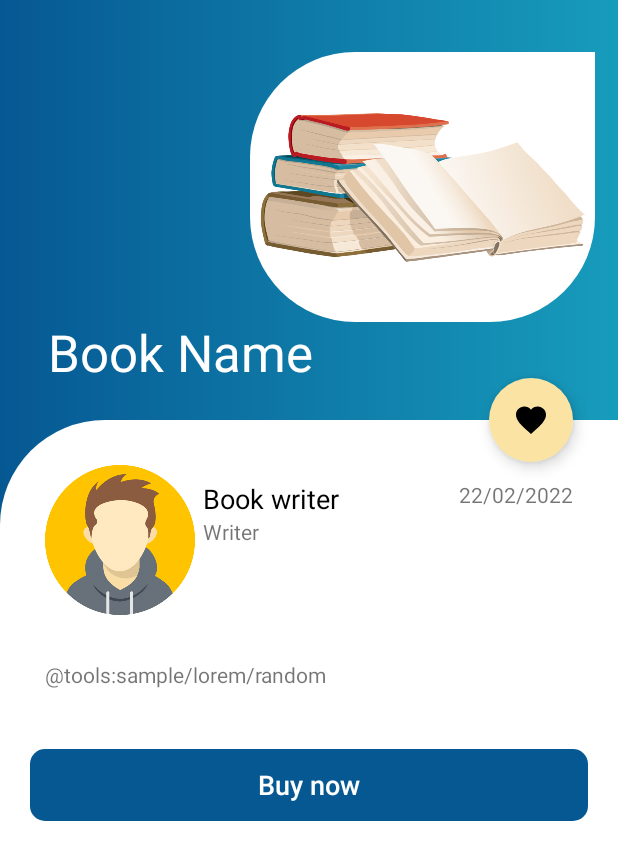
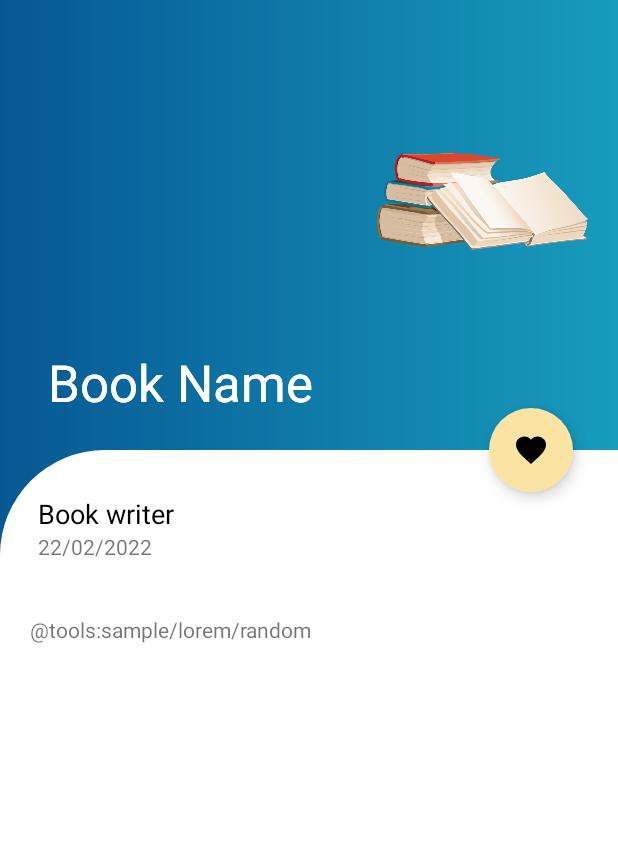
Before and after one commit to JesyNoelia/Readnetic, an Android app: the layout fragment_detail.xml on its own in the app's theme, with its tools: preview values and no code run, on a phone screen of 412 x 824 dp. Shown: the top 860 px of the screen. Run offline under Robolectric (Android 15) with nearby library versions, the phone set to English and light mode, and no system bars; network calls fail.

Commit message:
working on book detail

```diff
--- a/app/build.gradle
+++ b/app/build.gradle
@@ -95,6 +95,7 @@ dependencies {
     //Lottie
     implementation 'com.airbnb.android:lottie:4.1.0'
 
+    //Glide
     implementation 'com.github.bumptech.glide:glide:4.13.0'
     annotationProcessor 'com.github.bumptech.glide:compiler:4.13.0'
 
--- a/app/src/main/AndroidManifest.xml
+++ b/app/src/main/AndroidManifest.xml
@@ -18,7 +18,6 @@
             android:exported="true">
             <intent-filter>
                 <action android:name="android.intent.action.MAIN" />
-
                 <category android:name="android.intent.category.LAUNCHER" />
             </intent-filter>
         </activity>
--- a/app/src/main/java/com/acoders/readnetic/data/model/Book.kt
+++ b/app/src/main/java/com/acoders/readnetic/data/model/Book.kt
@@ -1,6 +1,7 @@
 package com.acoders.readnetic.data.model
 
 import com.acoders.readnetic.data.network.model.IndustryIdentifiers
+import java.io.Serializable
 
 data class Book(
     var authors: List<String>? = emptyList(),
@@ -12,4 +13,4 @@ data class Book(
     //val pages: String,
     //val gender: String,
     //val profileAuthorPicture: String?
-)
+): Serializable
--- a/app/src/main/java/com/acoders/readnetic/data/network/model/VolumeInfo.kt
+++ b/app/src/main/java/com/acoders/readnetic/data/network/model/VolumeInfo.kt
@@ -1,7 +1,6 @@
 package com.acoders.readnetic.data.network.model
 
 import com.google.gson.annotations.SerializedName
-
 
 data class VolumeInfo (
 
--- a/app/src/main/res/layout/fragment_detail.xml
+++ b/app/src/main/res/layout/fragment_detail.xml
@@ -10,7 +10,7 @@
     <com.google.android.material.appbar.AppBarLayout
         android:id="@+id/appbar"
         android:layout_width="match_parent"
-        android:layout_height="280dp"
+        android:layout_height="300dp"
         android:fitsSystemWindows="true"
         android:theme="@style/Theme.Readnetic">
 
@@ -19,22 +19,24 @@
             android:layout_width="match_parent"
             android:layout_height="match_parent"
             android:fitsSystemWindows="true"
+            app:maxLines="2"
             app:contentScrim="?attr/colorPrimary"
             app:layout_scrollFlags="scroll|exitUntilCollapsed"
             app:title="Book Name"
+            style="@style/CollapsedAppBar"
             android:background="@drawable/ctr_bg">
 
             <ImageView
-                android:layout_width="230dp"
-                android:layout_height="180dp"
+                android:id="@+id/bookImageCT"
+                android:layout_width="150dp"
+                android:layout_height="150dp"
                 android:src="@drawable/libro"
                 android:scaleType="centerCrop"
                 android:layout_gravity="center|end"
                 android:layout_marginBottom="15dp"
                 android:layout_marginEnd="15dp"
-                app:layout_collapseMode="parallax"
-                android:background="@drawable/round_outline"
-                />
+                app:layout_collapseMode="parallax"/>
+                <!--android:background="@drawable/round_outline"-->
 
             <Toolbar
                 android:id="@+id/toolbar"
@@ -58,52 +60,31 @@
             android:layout_width="match_parent"
             android:layout_height="match_parent">
 
-            <ImageView
-                android:id="@+id/profile"
-                android:layout_width="100dp"
-                android:layout_height="100dp"
-                android:src="@drawable/profile_image"
-                app:layout_constraintHorizontal_bias="0"
-                app:layout_constraintVertical_bias="0"
-                android:layout_marginTop="10dp"
-                android:layout_marginLeft="10dp"
-                app:layout_constraintBottom_toBottomOf="parent"
-                app:layout_constraintEnd_toEndOf="parent"
-                app:layout_constraintStart_toStartOf="parent"
-                app:layout_constraintTop_toTopOf="parent"/>
-
             <TextView
                 android:id="@+id/name"
                 android:layout_width="wrap_content"
                 android:layout_height="wrap_content"
+                android:layout_marginLeft="5dp"
                 android:layout_marginTop="10dp"
-                android:layout_marginLeft="5dp"
                 android:text="Book writer"
+                android:textColor="#000"
                 android:textSize="18sp"
-                android:textColor="#000"
                 app:layout_constraintHorizontal_bias="0"
-                app:layout_constraintVertical_bias="0"
-                app:layout_constraintBottom_toBottomOf="@+id/profile"
-                app:layout_constraintEnd_toEndOf="parent"
-                app:layout_constraintStart_toEndOf="@+id/profile"
-                app:layout_constraintTop_toTopOf="@+id/profile"/>
+                app:layout_constraintStart_toStartOf="parent"
+                app:layout_constraintTop_toTopOf="parent"
+                app:layout_constraintVertical_bias="0" />
 
             <TextView
                 android:id="@+id/date"
                 android:layout_width="wrap_content"
                 android:layout_height="wrap_content"
                 android:text="22/02/2022"
+                android:layout_marginLeft="5dp"
                 android:textSize="14sp"
-                app:layout_constraintHorizontal_bias="1"
-                app:layout_constraintVertical_bias="0"
-                android:layout_marginRight="10dp"
-                android:layout_marginTop="10dp"
-                app:layout_constraintBottom_toBottomOf="@id/profile"
-                app:layout_constraintEnd_toEndOf="parent"
-                app:layout_constraintStart_toEndOf="@id/profile"
-                app:layout_constraintTop_toTopOf="@id/profile"/>
+                app:layout_constraintStart_toStartOf="parent"
+                app:layout_constraintTop_toBottomOf="@+id/name" />
 
-            <TextView
+            <!--<TextView
                 android:id="@+id/status"
                 android:layout_width="wrap_content"
                 android:layout_height="wrap_content"
@@ -115,20 +96,21 @@
                 app:layout_constraintBottom_toBottomOf="@id/profile"
                 app:layout_constraintEnd_toEndOf="parent"
                 app:layout_constraintStart_toEndOf="@id/profile"
-                app:layout_constraintTop_toBottomOf="@id/name"/>
+                app:layout_constraintTop_toBottomOf="@id/name"/>-->
 
             <TextView
-                android:id="@+id/textView"
+                android:id="@+id/descriptionTv"
                 android:layout_width="0dp"
                 android:layout_height="wrap_content"
+                android:layout_marginTop="36dp"
+                android:text="@tools:sample/lorem/random"
                 android:textSize="14sp"
-                android:text="@tools:sample/lorem/random"
-                android:layout_marginTop="30dp"
-                app:layout_constraintEnd_toEndOf="@id/date"
-                app:layout_constraintStart_toStartOf="@id/profile"
-                app:layout_constraintTop_toBottomOf="@id/profile"/>
+                app:layout_constraintEnd_toEndOf="parent"
+                app:layout_constraintHorizontal_bias="1.0"
+                app:layout_constraintStart_toStartOf="parent"
+                app:layout_constraintTop_toBottomOf="@id/date" />
 
-            <androidx.appcompat.widget.AppCompatButton
+            <!--<androidx.appcompat.widget.AppCompatButton
                 android:id="@+id/buy"
                 android:layout_width="match_parent"
                 android:layout_height="wrap_content"
@@ -142,7 +124,7 @@
                 app:layout_constraintBottom_toBottomOf="parent"
                 app:layout_constraintStart_toStartOf="parent"
                 app:layout_constraintEnd_toEndOf="parent"
-                app:layout_constraintTop_toBottomOf="@id/textView"/>
+                app:layout_constraintTop_toBottomOf="@id/textView"/>-->
 
         </androidx.constraintlayout.widget.ConstraintLayout>
 
--- a/app/src/main/res/layout/fragment_home.xml
+++ b/app/src/main/res/layout/fragment_home.xml
@@ -25,9 +25,10 @@
         android:layout_height="0dp"
         android:layout_margin="24dp"
         android:horizontalSpacing="6dp"
-        android:numColumns="4"
         android:verticalSpacing="6dp"
-        app:layoutManager="LinearLayoutManager"
+        app:layoutManager="androidx.recyclerview.widget.GridLayoutManager"
+        app:layout_behavior="@string/appbar_scrolling_view_behavior"
+        app:spanCount="2"
         app:layout_constraintStart_toStartOf="parent"
         app:layout_constraintEnd_toEndOf="parent"
         app:layout_constraintBottom_toTopOf="@+id/app_bottom_bar"
--- a/app/src/main/res/values/themes.xml
+++ b/app/src/main/res/values/themes.xml
@@ -18,4 +18,10 @@
     <style name="TextInputLayoutAppearance" parent="Widget.Design.TextInputLayout">
         <item name="colorControlActivated">@color/palmLightBlue</item>
     </style>
+
+    <style name="CollapsedAppBar" parent="@android:style/TextAppearance.Medium">
+        <item name="android:textSize">18sp</item>
+        <item name="android:textColor">@color/white</item>
+        <item name="android:textStyle">normal</item>
+    </style>
 </resources>
```
Also changed, not shown: app/src/main/java/com/acoders/readnetic/ui/view/adapter/BooksAdapter.kt (+6 -2 lines), app/src/main/java/com/acoders/readnetic/ui/view/fragments/DetailFragment.kt (+16 -0 lines), app/src/main/java/com/acoders/readnetic/ui/view/fragments/HomeFragment.kt (+9 -3 lines), app/src/main/java/com/acoders/readnetic/ui/view/viewmodels/DetailViewModel.kt (added, +15 -0 lines), app/src/main/res/layout/card_book.xml (+8 -6 lines), app/src/main/res/navigation/nav_graph.xml (+12 -2 lines).
